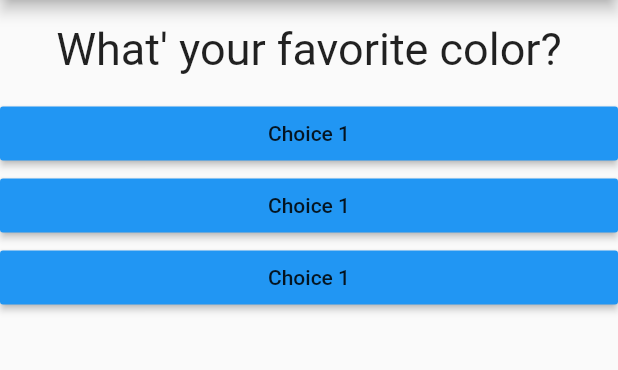
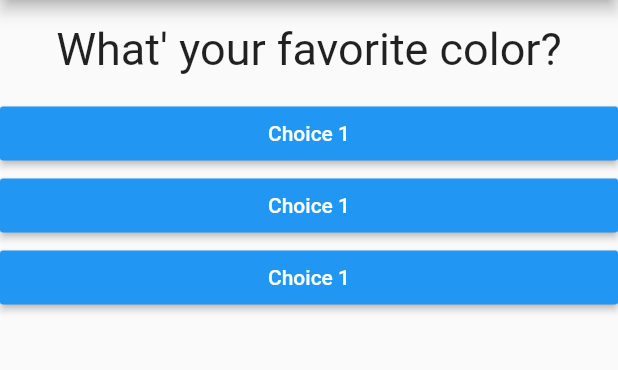
Before and after one commit to EroMCakes/Flutter-Quizz-App, a Flutter app: the screen it shows after launch, on a phone screen of 412 x 824 dp, the part 84-454 px from its top. Run offline on Flutter 3.47's test engine with Material 2 defaults, Android fonts, the phone set to English and light mode, and no system bars.

Commit message:
Added map for questions and answers

```diff
--- a/quizz_app/lib/answer.dart
+++ b/quizz_app/lib/answer.dart
@@ -10,10 +10,11 @@ class Answer extends StatelessWidget {
     return Container(
       width: double.infinity,
       child: RaisedButton(
-              child: Text('Choice 1'),
-              onPressed: calledFunction,
-              color: Colors.blue ,
-            ),
+        child: Text('Choice 1'),
+        onPressed: calledFunction,
+        color: Colors.blue,
+        textColor: Colors.white,
+      ),
     );
   }
 }
--- a/quizz_app/lib/main.dart
+++ b/quizz_app/lib/main.dart
@@ -30,8 +30,18 @@ class _MyAppState extends State<MyApp> {
   @override
   Widget build(BuildContext context) {
     var questions = [
-      'What\' your favorite color?',
-      'what\'s your favorite animal?'
+      {
+        'question Text': 'What\' your favorite color?',
+        'Answers': ['Black', 'Yellow', 'Blue', 'Grey']
+      },
+      {
+        'question Text': 'what\'s your favorite animal?',
+        'Answers': ['Squirrel', 'Lion', 'Duck', 'Unicorn']
+      },
+      {
+        'question Text': 'Who\s your favorite Bebou',
+        'Answers': ['BEBOU', 'BEBOU', 'BEBOU', 'BEBOU']
+      }
     ];
     return MaterialApp(
       debugShowCheckedModeBanner: false,
@@ -42,7 +52,7 @@ class _MyAppState extends State<MyApp> {
         body: Column(
           children: [
             Question(
-              questions[_questionIndex],
+              questions[_questionIndex]['question Text'],
             ),
             Answer(_answerQuestion),
             Answer(_answerQuestion),
```
